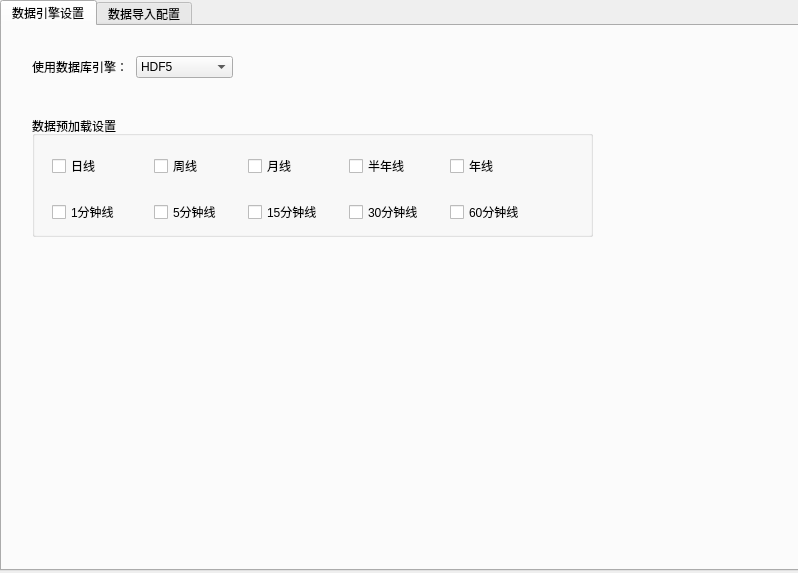
fasiondog/hikyuu, file hikyuu_python/tools/maintain/MainWindow.ui: the form before one commit.
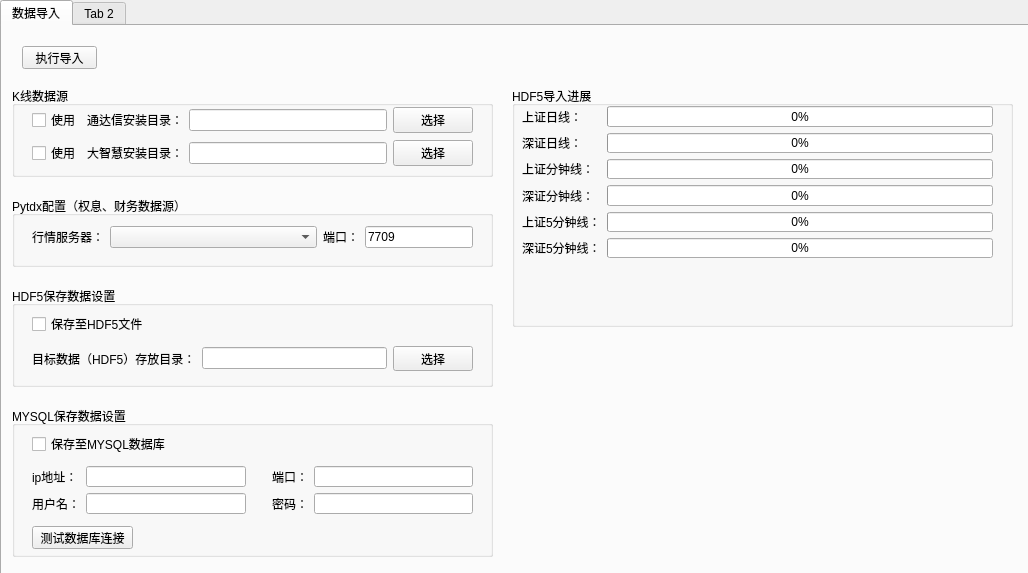
The form after the commit.

Diff of the .ui file:
```diff
--- a/hikyuu_python/tools/maintain/MainWindow.ui
+++ b/hikyuu_python/tools/maintain/MainWindow.ui
@@ -6,7 +6,7 @@
    <rect>
     <x>0</x>
     <y>0</y>
-    <width>798</width>
+    <width>1028</width>
     <height>573</height>
    </rect>
   </property>
@@ -19,279 +19,92 @@
      <rect>
       <x>0</x>
       <y>0</y>
-      <width>801</width>
-      <height>571</height>
+      <width>1031</width>
+      <height>581</height>
      </rect>
     </property>
-    <property name="currentIndex">
-     <number>0</number>
-    </property>
-    <widget class="QWidget" name="tab_2">
+    <widget class="QWidget" name="tab">
      <attribute name="title">
-      <string>数据引擎设置</string>
+      <string>数据导入</string>
      </attribute>
-     <widget class="QGroupBox" name="groupBox">
+     <widget class="QPushButton" name="pushButton_6">
       <property name="geometry">
        <rect>
-        <x>30</x>
-        <y>90</y>
-        <width>561</width>
-        <height>121</height>
-       </rect>
-      </property>
-      <property name="title">
-       <string>数据预加载设置</string>
-      </property>
-      <widget class="QWidget" name="layoutWidget">
-       <property name="geometry">
-        <rect>
-         <x>20</x>
-         <y>40</y>
-         <width>473</width>
-         <height>66</height>
-        </rect>
-       </property>
-       <layout class="QGridLayout" name="gridLayout">
-        <item row="0" column="3">
-         <spacer name="verticalSpacer_2">
-          <property name="orientation">
-           <enum>Qt::Vertical</enum>
-          </property>
-          <property name="sizeHint" stdset="0">
-           <size>
-            <width>20</width>
-            <height>40</height>
-           </size>
-          </property>
-         </spacer>
-        </item>
-        <item row="1" column="0">
-         <spacer name="horizontalSpacer">
-          <property name="orientation">
-           <enum>Qt::Horizontal</enum>
-          </property>
-          <property name="sizeHint" stdset="0">
-           <size>
-            <width>40</width>
-            <height>20</height>
-           </size>
-          </property>
-         </spacer>
-        </item>
-        <item row="0" column="5">
-         <spacer name="verticalSpacer_3">
-          <property name="orientation">
-           <enum>Qt::Vertical</enum>
-          </property>
-          <property name="sizeHint" stdset="0">
-           <size>
-            <width>20</width>
-            <height>40</height>
-           </size>
-          </property>
-         </spacer>
-        </item>
-        <item row="0" column="1">
-         <spacer name="verticalSpacer">
-          <property name="orientation">
-           <enum>Qt::Vertical</enum>
-          </property>
-          <property name="sizeHint" stdset="0">
-           <size>
-            <width>20</width>
-            <height>40</height>
-           </size>
-          </property>
-         </spacer>
-        </item>
-        <item row="0" column="0">
-         <widget class="QCheckBox" name="checkBox">
-          <property name="text">
-           <string>日线</string>
-          </property>
-         </widget>
-        </item>
-        <item row="0" column="2">
-         <widget class="QCheckBox" name="checkBox_2">
-          <property name="text">
-           <string>周线</string>
-          </property>
-         </widget>
-        </item>
-        <item row="0" column="8">
-         <widget class="QCheckBox" name="checkBox_10">
-          <property name="text">
-           <string>年线</string>
-          </property>
-         </widget>
-        </item>
-        <item row="2" column="0">
-         <widget class="QCheckBox" name="checkBox_4">
-          <property name="text">
-           <string>1分钟线</string>
-          </property>
-         </widget>
-        </item>
-        <item row="2" column="2">
-         <widget class="QCheckBox" name="checkBox_5">
-          <property name="text">
-           <string>5分钟线</string>
-          </property>
-         </widget>
-        </item>
-        <item row="0" column="4">
-         <widget class="QCheckBox" name="checkBox_3">
-          <property name="text">
-           <string>月线</string>
-          </property>
-         </widget>
-        </item>
-        <item row="2" column="4">
-         <widget class="QCheckBox" name="checkBox_6">
-          <property name="text">
-           <string>15分钟线</string>
-          </property>
-         </widget>
-        </item>
-        <item row="0" column="6">
-         <widget class="QCheckBox" name="checkBox_9">
-          <property name="text">
-           <string>半年线</string>
-          </property>
-         </widget>
-        </item>
-        <item row="2" column="8">
-         <widget class="QCheckBox" name="checkBox_8">
-          <property name="text">
-           <string>60分钟线</string>
-          </property>
-         </widget>
-        </item>
-        <item row="2" column="6">
-         <widget class="QCheckBox" name="checkBox_7">
-          <property name="text">
-           <string>30分钟线</string>
-          </property>
-         </widget>
-        </item>
-        <item row="0" column="7">
-         <spacer name="verticalSpacer_4">
-          <property name="orientation">
-           <enum>Qt::Vertical</enum>
-          </property>
-          <property name="sizeHint" stdset="0">
-           <size>
-            <width>20</width>
-            <height>40</height>
-           </size>
-          </property>
-         </spacer>
-        </item>
-       </layout>
-      </widget>
-     </widget>
-     <widget class="QWidget" name="">
-      <property name="geometry">
-       <rect>
-        <x>30</x>
-        <y>30</y>
-        <width>201</width>
-        <height>22</height>
-       </rect>
-      </property>
-      <layout class="QHBoxLayout" name="horizontalLayout">
-       <item>
-        <widget class="QLabel" name="label_8">
-         <property name="text">
-          <string>使用数据库引擎：</string>
-         </property>
-        </widget>
-       </item>
-       <item>
-        <widget class="QComboBox" name="comboBox">
-         <item>
-          <property name="text">
-           <string>HDF5</string>
-          </property>
-         </item>
-         <item>
-          <property name="text">
-           <string>MYSQL</string>
-          </property>
-         </item>
-        </widget>
-       </item>
-      </layout>
-     </widget>
-    </widget>
-    <widget class="QWidget" name="tabConfig">
-     <attribute name="title">
-      <string>数据导入配置</string>
-     </attribute>
-     <widget class="QPushButton" name="pushButton_3">
-      <property name="geometry">
-       <rect>
-        <x>30</x>
-        <y>440</y>
+        <x>20</x>
+        <y>20</y>
         <width>75</width>
         <height>23</height>
        </rect>
       </property>
       <property name="text">
-       <string>保存设置</string>
+       <string>执行导入</string>
       </property>
      </widget>
      <widget class="QGroupBox" name="groupBox_2">
       <property name="geometry">
        <rect>
-        <x>30</x>
-        <y>20</y>
-        <width>721</width>
-        <height>101</height>
+        <x>10</x>
+        <y>60</y>
+        <width>481</width>
+        <height>91</height>
        </rect>
       </property>
       <property name="title">
-       <string>盘后数据源（至少需配置一个，也可两个同时配置）：</string>
+       <string>K线数据源</string>
       </property>
-      <widget class="QWidget" name="">
+      <widget class="QWidget" name="layoutWidget">
        <property name="geometry">
         <rect>
-         <x>30</x>
-         <y>30</y>
-         <width>561</width>
-         <height>54</height>
+         <x>20</x>
+         <y>20</y>
+         <width>441</width>
+         <height>61</height>
         </rect>
        </property>
        <layout class="QGridLayout" name="gridLayout_2">
-        <item row="0" column="0">
-         <widget class="QLabel" name="label_2">
-          <property name="text">
-           <string>通达信盘后数据目录：</string>
-          </property>
-         </widget>
-        </item>
-        <item row="0" column="1">
-         <widget class="QLineEdit" name="tdxDirLineEdit"/>
-        </item>
-        <item row="0" column="2">
-         <widget class="QPushButton" name="pushButton_2">
+        <item row="1" column="3">
+         <widget class="QPushButton" name="pushButton_4">
           <property name="text">
            <string>选择</string>
           </property>
          </widget>
         </item>
-        <item row="1" column="0">
+        <item row="1" column="1">
          <widget class="QLabel" name="label_3">
           <property name="text">
-           <string>大智慧盘后数据目录：</string>
+           <string>大智慧安装目录：</string>
           </property>
          </widget>
         </item>
-        <item row="1" column="1">
-         <widget class="QLineEdit" name="tdxDirLineEdit_2"/>
-        </item>
         <item row="1" column="2">
-         <widget class="QPushButton" name="pushButton_4">
+         <widget class="QLineEdit" name="dzh_dir_lineEdit"/>
+        </item>
+        <item row="0" column="0">
+         <widget class="QCheckBox" name="tdx_enable_checkBox">
+          <property name="text">
+           <string>使用</string>
+          </property>
+         </widget>
+        </item>
+        <item row="1" column="0">
+         <widget class="QCheckBox" name="dzh_checkBox">
+          <property name="text">
+           <string>使用</string>
+          </property>
+         </widget>
+        </item>
+        <item row="0" column="1">
+         <widget class="QLabel" name="label_2">
+          <property name="text">
+           <string>通达信安装目录：</string>
+          </property>
+         </widget>
+        </item>
+        <item row="0" column="2">
+         <widget class="QLineEdit" name="tdx_dir_lineEdit"/>
+        </item>
+        <item row="0" column="3">
+         <widget class="QPushButton" name="pushButton_2">
           <property name="text">
            <string>选择</string>
           </property>
@@ -300,28 +113,96 @@
        </layout>
       </widget>
      </widget>
+     <widget class="QGroupBox" name="groupBox">
+      <property name="geometry">
+       <rect>
+        <x>10</x>
+        <y>170</y>
+        <width>481</width>
+        <height>71</height>
+       </rect>
+      </property>
+      <property name="title">
+       <string>Pytdx配置（权息、财务数据源）</string>
+      </property>
+      <widget class="QWidget" name="">
+       <property name="geometry">
+        <rect>
+         <x>20</x>
+         <y>30</y>
+         <width>441</width>
+         <height>22</height>
+        </rect>
+       </property>
+       <layout class="QHBoxLayout" name="horizontalLayout" stretch="0,1,0,1">
+        <property name="sizeConstraint">
+         <enum>QLayout::SetDefaultConstraint</enum>
+        </property>
+        <item>
+         <widget class="QLabel" name="label_10">
+          <property name="text">
+           <string>行情服务器：</string>
+          </property>
+         </widget>
+        </item>
+        <item>
+         <widget class="QComboBox" name="tdx_servers_comboBox"/>
+        </item>
+        <item>
+         <widget class="QLabel" name="label_11">
+          <property name="text">
+           <string>端口：</string>
+          </property>
+         </widget>
+        </item>
+        <item>
+         <widget class="QLineEdit" name="tdx_port_lineEdit">
+          <property name="sizePolicy">
+           <sizepolicy hsizetype="Fixed" vsizetype="Fixed">
+            <horstretch>0</horstretch>
+            <verstretch>0</verstretch>
+           </sizepolicy>
+          </property>
+          <property name="text">
+           <string>7709</string>
+          </property>
+         </widget>
+        </item>
+       </layout>
+      </widget>
+     </widget>
      <widget class="QGroupBox" name="groupBox_3">
       <property name="geometry">
        <rect>
-        <x>29</x>
-        <y>150</y>
-        <width>711</width>
+        <x>10</x>
+        <y>260</y>
+        <width>481</width>
         <height>101</height>
        </rect>
       </property>
       <property name="title">
        <string>HDF5保存数据设置</string>
       </property>
-      <widget class="QWidget" name="">
+      <widget class="QWidget" name="layoutWidget">
        <property name="geometry">
         <rect>
-         <x>30</x>
+         <x>20</x>
          <y>60</y>
-         <width>561</width>
+         <width>441</width>
          <height>25</height>
         </rect>
        </property>
        <layout class="QGridLayout" name="gridLayout_3">
+        <item row="0" column="1">
+         <widget class="QLineEdit" name="hdf5_dir_lineEdit"/>
+        </item>
+        <item row="0" column="2">
+         <widget class="QPushButton" name="pushButton">
+          <property name="text">
+           <string>选择</string>
+          </property>
+         </widget>
+        </item>
         <item row="0" column="0">
          <widget class="QLabel" name="label">
           <property name="text">
@@ -329,62 +210,52 @@
           </property>
          </widget>
         </item>
-        <item row="0" column="1">
-         <widget class="QLineEdit" name="dataDirLineEdit"/>
-        </item>
-        <item row="0" column="2">
-         <widget class="QPushButton" name="pushButton">
-          <property name="text">
-           <string>选择</string>
-          </property>
-         </widget>
-        </item>
        </layout>
       </widget>
-      <widget class="QCheckBox" name="checkBox_11">
+      <widget class="QCheckBox" name="hdf5_enable_checkBox">
        <property name="geometry">
         <rect>
-         <x>30</x>
+         <x>20</x>
          <y>30</y>
          <width>121</width>
          <height>16</height>
         </rect>
        </property>
        <property name="text">
-        <string>使用HDF5保存数据</string>
+        <string>保存至HDF5文件</string>
        </property>
       </widget>
      </widget>
      <widget class="QGroupBox" name="groupBox_4">
       <property name="geometry">
        <rect>
-        <x>30</x>
-        <y>280</y>
-        <width>711</width>
-        <height>141</height>
+        <x>10</x>
+        <y>380</y>
+        <width>481</width>
+        <height>151</height>
        </rect>
       </property>
       <property name="title">
        <string>MYSQL保存数据设置</string>
       </property>
-      <widget class="QCheckBox" name="checkBox_12">
+      <widget class="QCheckBox" name="mysql_enable_checkBox">
        <property name="geometry">
         <rect>
-         <x>30</x>
+         <x>20</x>
          <y>30</y>
          <width>141</width>
          <height>16</height>
         </rect>
        </property>
        <property name="text">
-        <string>使用MYSQL保存数据</string>
+        <string>保存至MYSQL数据库</string>
        </property>
       </widget>
       <widget class="QPushButton" name="pushButton_5">
        <property name="geometry">
         <rect>
-         <x>560</x>
-         <y>70</y>
+         <x>20</x>
+         <y>120</y>
          <width>101</width>
          <height>23</height>
         </rect>
@@ -393,21 +264,21 @@
         <string>测试数据库连接</string>
        </property>
       </widget>
-      <widget class="QWidget" name="">
+      <widget class="QWidget" name="layoutWidget">
        <property name="geometry">
         <rect>
-         <x>30</x>
+         <x>20</x>
          <y>60</y>
-         <width>501</width>
+         <width>441</width>
          <height>48</height>
         </rect>
        </property>
        <layout class="QGridLayout" name="gridLayout_4">
         <item row="1" column="4">
-         <widget class="QLineEdit" name="lineEdit_4"/>
+         <widget class="QLineEdit" name="mysql_pwd_lineEdit"/>
         </item>
         <item row="1" column="1">
-         <widget class="QLineEdit" name="lineEdit_3"/>
+         <widget class="QLineEdit" name="mysql_usr_lineEdit"/>
         </item>
         <item row="1" column="3">
          <widget class="QLabel" name="label_7">
@@ -417,10 +288,10 @@
          </widget>
         </item>
         <item row="0" column="1">
-         <widget class="QLineEdit" name="lineEdit"/>
+         <widget class="QLineEdit" name="mysql_host_lineEdit"/>
         </item>
         <item row="0" column="4">
-         <widget class="QLineEdit" name="lineEdit_2"/>
+         <widget class="QLineEdit" name="mysql_port_lineEdit"/>
         </item>
         <item row="0" column="0">
          <widget class="QLabel" name="label_4">
@@ -462,6 +333,120 @@
        </layout>
       </widget>
      </widget>
+     <widget class="QGroupBox" name="groupBox_5">
+      <property name="geometry">
+       <rect>
+        <x>510</x>
+        <y>60</y>
+        <width>501</width>
+        <height>241</height>
+       </rect>
+      </property>
+      <property name="title">
+       <string>HDF5导入进展</string>
+      </property>
+      <widget class="QWidget" name="">
+       <property name="geometry">
+        <rect>
+         <x>10</x>
+         <y>20</y>
+         <width>471</width>
+         <height>152</height>
+        </rect>
+       </property>
+       <layout class="QGridLayout" name="gridLayout">
+        <item row="2" column="1">
+         <widget class="QProgressBar" name="progressBar_3">
+          <property name="value">
+           <number>0</number>
+          </property>
+         </widget>
+        </item>
+        <item row="2" column="0">
+         <widget class="QLabel" name="label_12">
+          <property name="text">
+           <string>上证分钟线：</string>
+          </property>
+         </widget>
+        </item>
+        <item row="1" column="1">
+         <widget class="QProgressBar" name="progressBar_2">
+          <property name="value">
+           <number>0</number>
+          </property>
+         </widget>
+        </item>
+        <item row="0" column="1">
+         <widget class="QProgressBar" name="progressBar">
+          <property name="value">
+           <number>0</number>
+          </property>
+         </widget>
+        </item>
+        <item row="1" column="0">
+         <widget class="QLabel" name="label_9">
+          <property name="text">
+           <string>深证日线：</string>
+          </property>
+         </widget>
+        </item>
+        <item row="0" column="0">
+         <widget class="QLabel" name="label_8">
+          <property name="text">
+           <string>上证日线：</string>
+          </property>
+         </widget>
+        </item>
+        <item row="4" column="0">
+         <widget class="QLabel" name="label_14">
+          <property name="text">
+           <string>上证5分钟线：</string>
+          </property>
+         </widget>
+        </item>
+        <item row="3" column="0">
+         <widget class="QLabel" name="label_13">
+          <property name="text">
+           <string>深证分钟线：</string>
+          </property>
+         </widget>
+        </item>
+        <item row="5" column="0">
+         <widget class="QLabel" name="label_15">
+          <property name="text">
+           <string>深证5分钟线：</string>
+          </property>
+         </widget>
+        </item>
+        <item row="3" column="1">
+         <widget class="QProgressBar" name="progressBar_4">
+          <property name="value">
+           <number>0</number>
+          </property>
+         </widget>
+        </item>
+        <item row="4" column="1">
+         <widget class="QProgressBar" name="progressBar_5">
+          <property name="value">
+           <number>0</number>
+          </property>
+         </widget>
+        </item>
+        <item row="5" column="1">
+         <widget class="QProgressBar" name="progressBar_6">
+          <property name="value">
+           <number>0</number>
+          </property>
+         </widget>
+        </item>
+       </layout>
+      </widget>
+     </widget>
+    </widget>
+    <widget class="QWidget" name="tab_2">
+     <attribute name="title">
+      <string>Tab 2</string>
+     </attribute>
     </widget>
    </widget>
   </widget>
```
